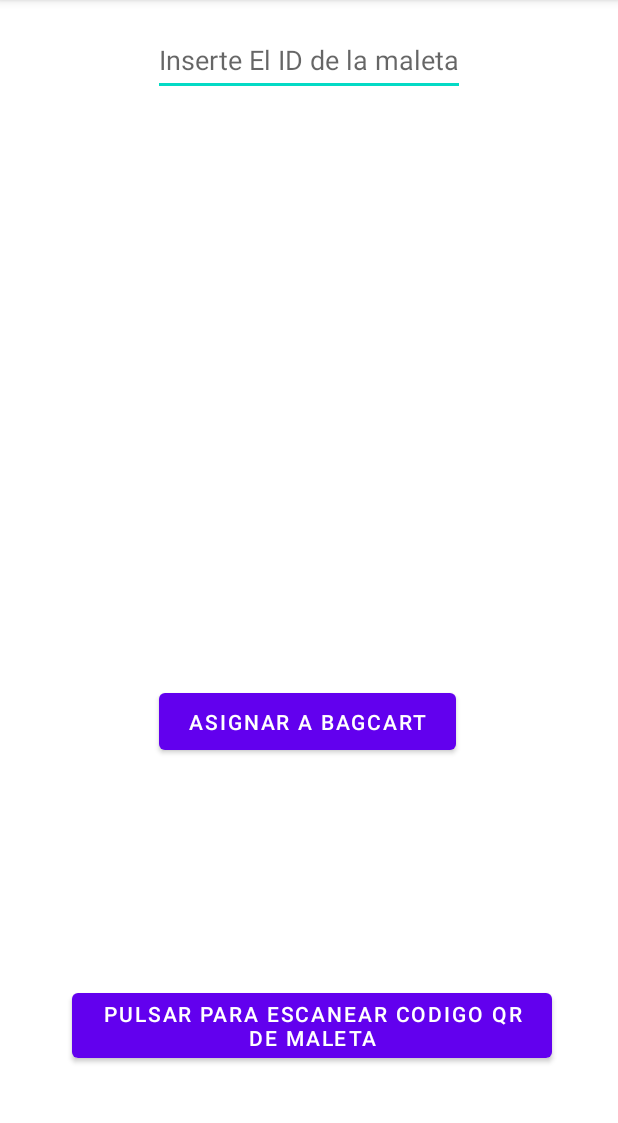
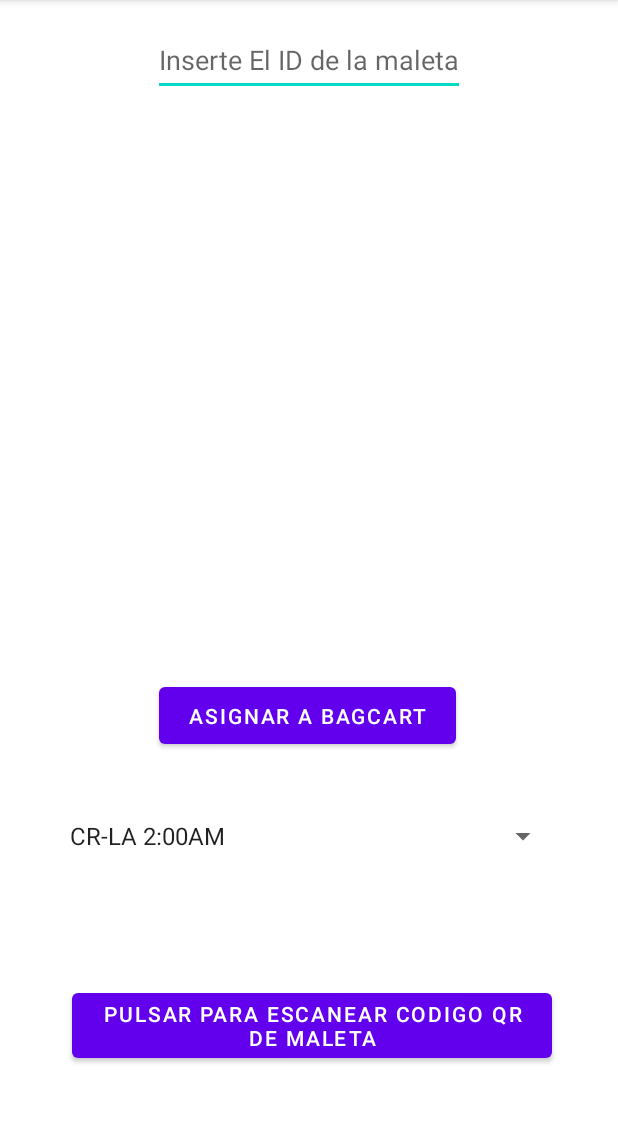
Before and after one commit to sebas0163/Tarea_corta__bases_TABAS, an Android app: the screen it shows after launch (MainActivity), on a phone screen of 412 x 824 dp, the part 84-1207 px from its top. Run offline under Robolectric (Android 15) with nearby library versions, the light colour scheme and no system bars; libraries missing offline, so code that uses them is left out: com.google.zxing.integration.

Commit message:
Dropdown creado en la aplicacion movil

```diff
--- a/Mobileapp/app/src/main/java/com/example/t1mobileapp/MainActivity.java
+++ b/Mobileapp/app/src/main/java/com/example/t1mobileapp/MainActivity.java
@@ -7,6 +7,9 @@
 import android.widget.Button;
 import android.widget.TextView;
 import android.widget.Toast;
+import android.widget.AdapterView;
+import android.widget.ArrayAdapter;
+import android.widget.Spinner;
 
 import com.example.t1mobileapp.interfaces.MaletaAPI;
 import com.example.t1mobileapp.models.Maleta;
@@ -28,6 +31,7 @@
     TextView result3;
     TextView result4;
     TextInputEditText bagid;
+    Spinner flight;
 
     @Override
     protected void onCreate(Bundle savedInstanceState) {
@@ -42,6 +46,13 @@
 
         button = findViewById(R.id.button);
         button2 =findViewById(R.id.button2);
+
+        flight = findViewById(R.id.flight);
+
+        ArrayAdapter<CharSequence>adapter=ArrayAdapter.createFromResource(this, R.array.flights, android.R.layout.simple_spinner_item);
+        adapter.setDropDownViewResource(android.R.layout.simple_spinner_item);
+
+        flight.setAdapter(adapter);
 
         button.setOnClickListener(new View.OnClickListener() {
             @Override
--- a/Mobileapp/app/src/main/res/layout/activity_main.xml
+++ b/Mobileapp/app/src/main/res/layout/activity_main.xml
@@ -31,7 +31,7 @@
         android:id="@+id/button2"
         android:layout_width="198dp"
         android:layout_height="50dp"
-        android:layout_marginTop="392dp"
+        android:layout_marginTop="388dp"
         android:layout_marginEnd="108dp"
         android:text="Asignar a Bagcart"
         app:layout_constraintEnd_toEndOf="parent"
@@ -75,4 +75,14 @@
         app:layout_constraintEnd_toEndOf="parent"
         app:layout_constraintStart_toStartOf="parent" />
 
+    <Spinner
+        android:id="@+id/flight"
+        android:layout_width="334dp"
+        android:layout_height="45dp"
+        android:layout_marginBottom="76dp"
+        app:layout_constraintBottom_toTopOf="@+id/button"
+        app:layout_constraintEnd_toEndOf="parent"
+        app:layout_constraintHorizontal_bias="0.493"
+        app:layout_constraintStart_toStartOf="parent" />
+
 </androidx.constraintlayout.widget.ConstraintLayout>
--- a/Mobileapp/app/src/main/res/values/strings.xml
+++ b/Mobileapp/app/src/main/res/values/strings.xml
@@ -1,3 +1,8 @@
 <resources>
     <string name="app_name">T1mobileapp</string>
+    <string-array name="flights">
+        <item>CR-LA 2:00AM</item>
+        <item>CR-NY 3:50PM</item>
+        <item>CR-TX 12:00MD</item>
+    </string-array>
 </resources>
```
Also changed, not shown: 3 other files.
